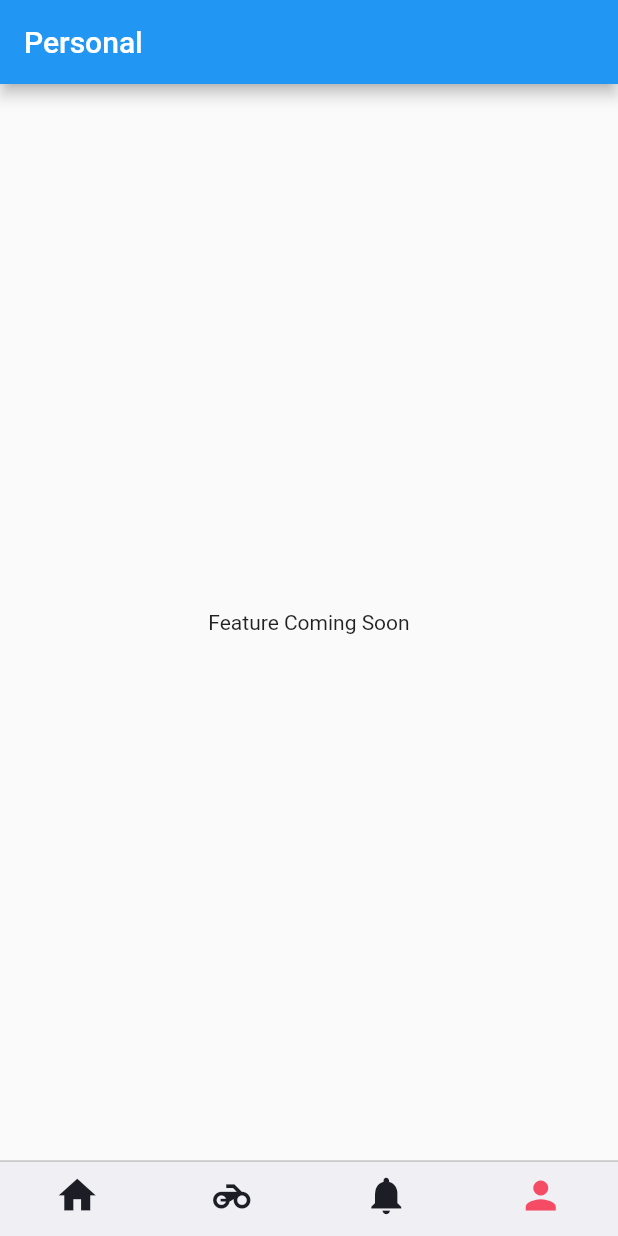
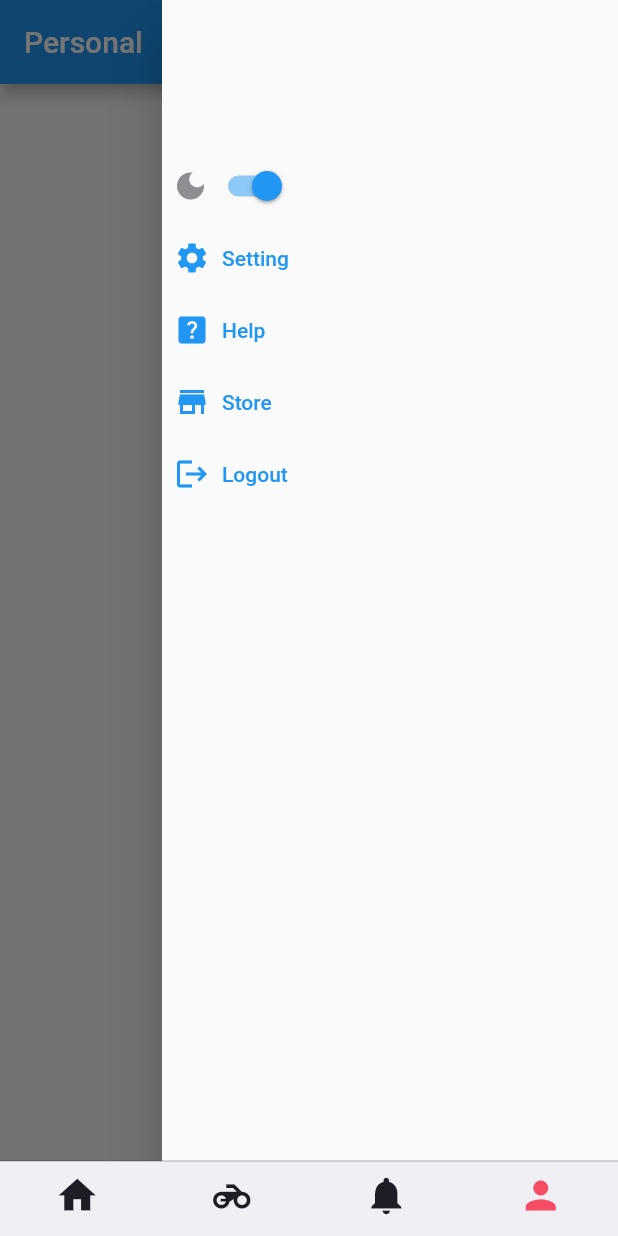
Before and after one commit to Daobakhanh/Motor-Crash-Detection-Mobile-app-, a Flutter app: the screen it shows after launch, item 4 of the bottom bar chosen, with the side drawer open (before the commit the screen has no drawer), on a phone screen of 412 x 824 dp. Run offline on Flutter 3.47's test engine with Material 2 defaults, Android fonts, the light colour scheme and no system bars.

Commit message:
Add Drawer list in Personal page

```diff
--- a/lib/main.dart
+++ b/lib/main.dart
@@ -1,5 +1,6 @@
 import 'package:elderly_fall_stray_detection/modules/navigation/pages/app_navigation.dart';
 import 'package:elderly_fall_stray_detection/themes/app_font.dart';
+import 'package:elderly_fall_stray_detection/themes/app_text_style.dart';
 import 'package:flutter/material.dart';
 
 void main() {
--- /dev/null
+++ b/lib/modules/personal/page/personal_drawer_page.dart
@@ -0,0 +1,92 @@
+import 'package:elderly_fall_stray_detection/themes/app_color.dart';
+import 'package:flutter/material.dart';
+
+class PersonalDrawerPage extends StatefulWidget {
+  const PersonalDrawerPage({super.key});
+
+  @override
+  State<PersonalDrawerPage> createState() => _PersonalDrawerPageState();
+}
+
+class _PersonalDrawerPageState extends State<PersonalDrawerPage> {
+  bool isDarkMode = true;
+
+  @override
+  void initState() {
+    super.initState();
+    isDarkMode = true;
+  }
+
+  @override
+  Widget build(BuildContext context) {
+    return Container(
+      child: Drawer(
+        child: Column(
+          crossAxisAlignment: CrossAxisAlignment.start,
+          children: [
+            const SizedBox(
+              height: 100,
+            ),
+            Row(
+              children: [
+                const SizedBox(
+                  width: 7,
+                ),
+                Icon(
+                  isDarkMode == true ? Icons.dark_mode : Icons.sunny,
+                  color: isDarkMode == true
+                      ? AppColor.activeStateGray
+                      : Colors.blue,
+                ),
+                Switch(
+                  value: isDarkMode,
+                  onChanged: ((value) {
+                    setState(() {
+                      isDarkMode = value;
+                    });
+                  }),
+                )
+              ],
+            ),
+            TextButton.icon(
+              icon: const Icon(
+                Icons.settings,
+              ),
+              onPressed: () {},
+              label: const Text(
+                'Setting',
+              ),
+            ),
+            TextButton.icon(
+              icon: const Icon(
+                Icons.help_center,
+              ),
+              onPressed: () {},
+              label: const Text(
+                'Help',
+              ),
+            ),
+            TextButton.icon(
+              icon: const Icon(
+                Icons.store,
+              ),
+              onPressed: () {},
+              label: const Text(
+                'Store',
+              ),
+            ),
+            TextButton.icon(
+              onPressed: (() {}),
+              icon: const Icon(
+                Icons.logout,
+              ),
+              label: const Text(
+                'Logout',
+              ),
+            )
+          ],
+        ),
+      ),
+    );
+  }
+}
--- a/lib/modules/personal/page/personal_page.dart
+++ b/lib/modules/personal/page/personal_page.dart
@@ -1,6 +1,7 @@
 import 'package:flutter/material.dart';
 
 import '../../../common/app_term.dart';
+import 'personal_drawer_page.dart';
 
 class PersonalPage extends StatefulWidget {
   const PersonalPage({super.key});
@@ -16,7 +17,10 @@ class _PersonalPageState extends State<PersonalPage> {
       appBar: AppBar(
         title: const Text(AppRouteName.personal),
       ),
-      body: const Center(child: Text(AppDataTerm.featureComingSoon)),
+      endDrawer: const PersonalDrawerPage(),
+      body: Column(
+        children: [],
+      ),
     );
   }
 }
```
Also changed, not shown: pubspec.yaml (+17 -19 lines).
